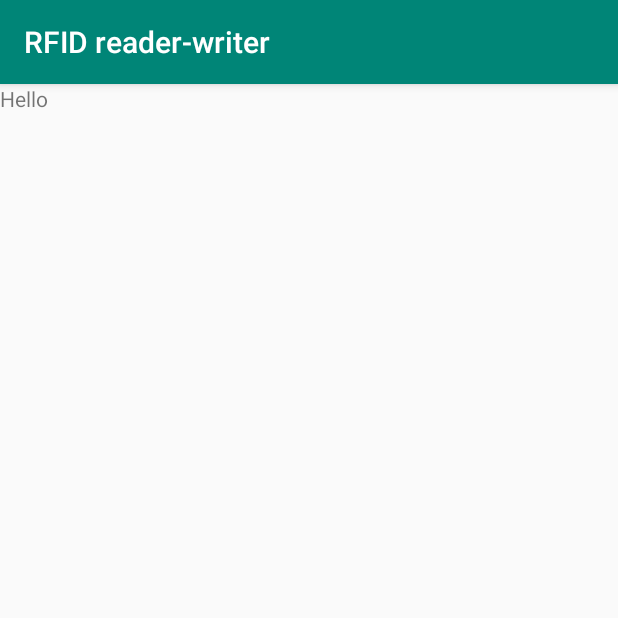
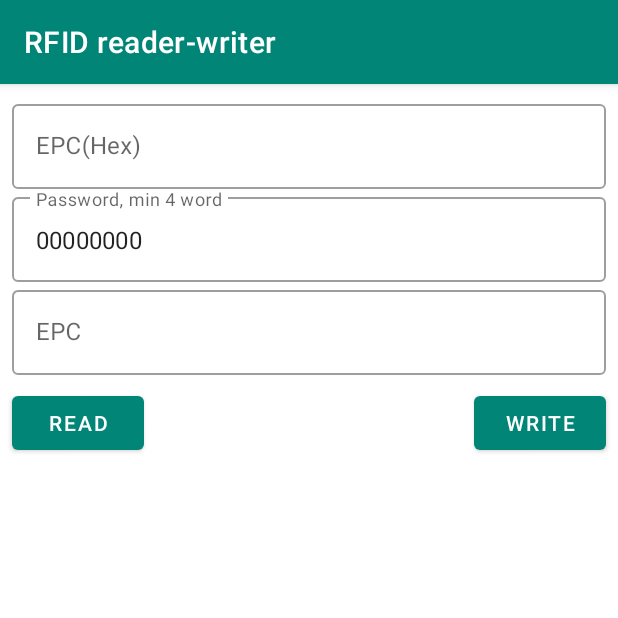
Before and after one commit to smartms/rfid-reader-writer, an Android app: the ScanDataDetailsFragment screen opened through its navigation route, on a phone screen of 412 x 824 dp, the top half of it. Run offline under Robolectric (Android 15) with nearby library versions, the phone set to English and light mode, and no system bars; our stand-ins replace Dagger/Hilt's generated code, Room's generated code; libraries missing offline, so code that uses them is left out: com.facebook.stetho; network calls fail.

Commit message:
Change ScanDataDetailsFragment

```diff
--- a/app/src/main/java/ru/smartms/rfidreaderwriter/lifecycle/BluetoothScannerLifecycle.kt
+++ b/app/src/main/java/ru/smartms/rfidreaderwriter/lifecycle/BluetoothScannerLifecycle.kt
@@ -5,6 +5,7 @@ import android.content.Context
 import android.content.Intent
 import android.content.IntentFilter
 import android.device.ScanDevice
+import android.util.Log
 import android.widget.Toast
 import androidx.lifecycle.Lifecycle
 import androidx.lifecycle.LifecycleObserver
@@ -16,6 +17,7 @@ import ru.smartms.rfidreaderwriter.App
 import ru.smartms.rfidreaderwriter.data.local.ScanDataRepository
 import ru.smartms.rfidreaderwriter.db.entity.ScanData
 import ru.smartms.rfidreaderwriter.utils.getCurrentDateTime
+import java.lang.Exception
 import javax.inject.Inject
 
 
@@ -75,7 +77,11 @@ class BluetoothScannerLifecycle : LifecycleObserver {
             context.unregisterReceiver(scanBroadcast)
         }
         sm?.closeScan()
-        BluetoothConnect.UnBindService(context)
+        try {
+            BluetoothConnect.UnBindService(context)
+        } catch (e: Exception) {
+            Log.e("OnLifecycleDisconnect", e.localizedMessage)
+        }
     }
 
 
--- a/app/src/main/java/ru/smartms/rfidreaderwriter/ui/ScanDataDetailsFragment.kt
+++ b/app/src/main/java/ru/smartms/rfidreaderwriter/ui/ScanDataDetailsFragment.kt
@@ -6,19 +6,21 @@ import androidx.fragment.app.Fragment
 import android.view.LayoutInflater
 import android.view.View
 import android.view.ViewGroup
+import androidx.lifecycle.Observer
+import kotlinx.android.synthetic.main.scan_data_details_fragment.*
 import ru.smartms.rfidreaderwriter.R
 
-class ScanDataDetailsFragment : Fragment() {
+class ScanDataDetailsFragment : Fragment(), View.OnClickListener {
 
     companion object {
-        fun newInstance() = ScanDataDetailsFragment()
+        const val PASS_NULL = "00000000"
     }
 
     private lateinit var viewModel: ScanDataDetailsViewModel
 
     override fun onCreateView(
-        inflater: LayoutInflater, container: ViewGroup?,
-        savedInstanceState: Bundle?
+            inflater: LayoutInflater, container: ViewGroup?,
+            savedInstanceState: Bundle?
     ): View? {
         return inflater.inflate(R.layout.scan_data_details_fragment, container, false)
     }
@@ -26,7 +28,29 @@ class ScanDataDetailsFragment : Fragment() {
     override fun onActivityCreated(savedInstanceState: Bundle?) {
         super.onActivityCreated(savedInstanceState)
         viewModel = ViewModelProviders.of(this).get(ScanDataDetailsViewModel::class.java)
-        // TODO: Use the ViewModel
+        arguments?.getString("epc", null)?.let {
+            viewModel.setEPC(it)
+        }
+        viewModel.epcHex.observe(this, Observer { epcHex ->
+            tiet_epc_hex.setText(epcHex)
+        })
     }
 
+    override fun onViewCreated(view: View, savedInstanceState: Bundle?) {
+        super.onViewCreated(view, savedInstanceState)
+        btn_read.setOnClickListener(this)
+        btn_write.setOnClickListener(this)
+        tiet_password.setText(PASS_NULL)
+    }
+
+    override fun onClick(v: View?) {
+       when (v?.id) {
+           R.id.btn_read -> {
+               viewModel.readEpc(tiet_password.text.toString())
+           }
+           R.id.btn_write -> {
+
+           }
+       }
+    }
 }
--- a/app/src/main/java/ru/smartms/rfidreaderwriter/ui/ScanDataDetailsViewModel.kt
+++ b/app/src/main/java/ru/smartms/rfidreaderwriter/ui/ScanDataDetailsViewModel.kt
@@ -1,7 +1,52 @@
 package ru.smartms.rfidreaderwriter.ui
 
 import androidx.lifecycle.ViewModel;
+import com.magicrf.uhfreaderlib.reader.Tools
+import com.magicrf.uhfreaderlib.reader.UhfReader
+import ru.smartms.rfidreaderwriter.uhfreader.UhfReaderDevice
+import androidx.lifecycle.MutableLiveData
+
 
 class ScanDataDetailsViewModel : ViewModel() {
-    // TODO: Implement the ViewModel
+
+    companion object {
+        //EPC
+        const val MEM_BANK = 2
+        const val ADDR = 2
+        const val LENGTH = 6
+    }
+
+    val epcHex: MutableLiveData<String> = MutableLiveData()
+    val epc: MutableLiveData<String> = MutableLiveData()
+
+    val reader: UhfReader by lazy {
+        UhfReader.getInstance()
+    }
+
+    val readerDevice: UhfReaderDevice by lazy {
+        UhfReaderDevice.getInstance()
+    }
+
+    fun setEPC(epc: String) {
+        reader.selectEpc(Tools.HexString2Bytes(epc));
+    }
+
+    fun readEpc(password: String) {
+        val accessPassword = Tools.HexString2Bytes(password)
+        if (accessPassword.size != 4) {
+            return
+        }
+        val data = reader.readFrom6C(MEM_BANK, ADDR, LENGTH, accessPassword)
+        if (data != null && data.size > 1) {
+            val dataInt = Tools.bytesToInt(data)
+            epcHex.postValue(dataInt.toString())
+        } else {
+//            //				Toast.makeText(getApplicationContext(), "������ʧ��", Toast.LENGTH_SHORT).show();
+//            if (data != null) {
+//                editReadData.append("������ʧ�ܣ������룺" + (data[0] and 0xff) + "\n")
+//                return
+//            }
+//            editReadData.append("������ʧ�ܣ�����Ϊ��" + "\n")
+        }
+    }
 }
--- a/app/src/main/java/ru/smartms/rfidreaderwriter/ui/adapter/EpcAdapter.kt
+++ b/app/src/main/java/ru/smartms/rfidreaderwriter/ui/adapter/EpcAdapter.kt
@@ -8,23 +8,27 @@ import androidx.recyclerview.widget.RecyclerView
 import kotlinx.android.synthetic.main.item_scan_data.view.*
 import ru.smartms.rfidreaderwriter.R
 import ru.smartms.rfidreaderwriter.db.entity.ScanData
+import android.widget.TextView
 
-internal class EpcAdapter(private val clickListener: (ScanData) -> Unit) :
-    ListAdapter<ScanData, EpcAdapter.ViewHolder>(ScanDataDiffCallback()) {
+
+class EpcAdapter(private val clickListener: (ScanData) -> Unit) : ListAdapter<ScanData, EpcAdapter.ViewHolder>(ScanDataDiffCallback()) {
 
     override fun onCreateViewHolder(parent: ViewGroup, viewType: Int): ViewHolder {
         val inflater = LayoutInflater.from(parent.context)
         return ViewHolder(inflater.inflate(R.layout.item_scan_data, parent, false))
     }
 
-    override fun onBindViewHolder(holder: ViewHolder, position: Int) {
+    override fun onBindViewHolder(holder: EpcAdapter.ViewHolder, position: Int) {
         holder.bind(getItem(position), clickListener)
     }
 
-    internal class ViewHolder(itemView: View) : RecyclerView.ViewHolder(itemView) {
+    class ViewHolder(itemView: View) : RecyclerView.ViewHolder(itemView) {
         fun bind(scanData: ScanData, clickListener: (ScanData) -> Unit) {
             itemView.tv_epc.text = scanData.barcode
+            itemView.tv_count.text = scanData.count.toString()
             itemView.setOnClickListener { clickListener(scanData) }
         }
     }
+
+
 }
--- a/app/src/main/java/ru/smartms/rfidreaderwriter/ui/adapter/ScanDataDiffCallback.kt
+++ b/app/src/main/java/ru/smartms/rfidreaderwriter/ui/adapter/ScanDataDiffCallback.kt
@@ -6,10 +6,10 @@ import ru.smartms.rfidreaderwriter.db.entity.ScanData
 class ScanDataDiffCallback : DiffUtil.ItemCallback<ScanData>() {
 
     override fun areItemsTheSame(oldItem: ScanData, newItem: ScanData): Boolean {
-        return oldItem.barcode == newItem.barcode && oldItem.count == newItem.count
+        return oldItem.barcode == newItem.barcode
     }
 
     override fun areContentsTheSame(oldItem: ScanData, newItem: ScanData): Boolean {
-        return oldItem == newItem
+        return oldItem.barcode == newItem.barcode && oldItem.count == newItem.count
     }
 }
--- a/app/src/main/java/ru/smartms/rfidreaderwriter/ui/main/MainFragment.kt
+++ b/app/src/main/java/ru/smartms/rfidreaderwriter/ui/main/MainFragment.kt
@@ -8,6 +8,10 @@ import android.view.ViewGroup
 import androidx.fragment.app.Fragment
 import androidx.lifecycle.Observer
 import androidx.navigation.fragment.findNavController
+import androidx.recyclerview.widget.DividerItemDecoration
+import androidx.recyclerview.widget.ItemTouchHelper
+import androidx.recyclerview.widget.LinearLayoutManager
+import androidx.recyclerview.widget.RecyclerView
 import ru.smartms.rfidreaderwriter.R
 import kotlinx.android.synthetic.main.main_fragment.*
 import ru.smartms.rfidreaderwriter.lifecycle.BluetoothScannerLifecycle
@@ -34,29 +38,53 @@ class MainFragment : Fragment(), View.OnClickListener {
         lifecycle.addObserver(BluetoothScannerLifecycle())
         lifecycle.addObserver(rfidScannerLifecycle)
         viewModel = ViewModelProviders.of(this).get(MainViewModel::class.java)
-        val adapter = EpcAdapter { scanData ->
-            val bundle = Bundle()
-            bundle.putString("epc", scanData.barcode)
-            findNavController().navigate(R.id.action_mainFragment_to_scanDataDetailsFragment)
+        setupRV()
+        switch_start_scan.setOnCheckedChangeListener { _, isChecked ->
+            rfidScannerLifecycle.startInventory(isChecked)
         }
-        viewModel.getAllScanData().observe(this, Observer { scanDataList -> adapter.submitList(scanDataList) })
-        rv_epc.adapter = adapter
         switch_power.setOnCheckedChangeListener { _, isChecked ->
             rfidScannerLifecycle.onOffRFID(isChecked)
         }
 
     }
 
+    private fun setupRV() {
+        val adapter = EpcAdapter { scanData ->
+            val bundle = Bundle()
+            bundle.putString("epc", scanData.barcode)
+            findNavController().navigate(R.id.action_mainFragment_to_scanDataDetailsFragment, bundle)
+        }
+        viewModel.getAllScanData().observe(this, Observer { scanDataList ->
+            adapter.submitList(scanDataList)
+        })
+        rv_epc.adapter = adapter
+        val layoutManager = LinearLayoutManager(activity?.applicationContext)
+        rv_epc.layoutManager = LinearLayoutManager(activity?.applicationContext)
+        rv_epc.setHasFixedSize(true)
+        val dividerItemDecoration = DividerItemDecoration(
+            rv_epc.context,
+            layoutManager.orientation
+        )
+        rv_epc.addItemDecoration(dividerItemDecoration)
+        val simpleCallback = object : ItemTouchHelper.SimpleCallback(0, ItemTouchHelper.LEFT or ItemTouchHelper.RIGHT) {
+            override fun onMove(
+                recyclerView: RecyclerView,
+                viewHolder: RecyclerView.ViewHolder,
+                target: RecyclerView.ViewHolder
+            ): Boolean {
+                return false
+            }
+
+            override fun onSwiped(viewHolder: RecyclerView.ViewHolder, direction: Int) {
+
+            }
+        }
+        val itemTouchHelper = ItemTouchHelper(simpleCallback)
+        itemTouchHelper.attachToRecyclerView(rv_epc)
+    }
+
     override fun onClick(v: View?) {
         when (v?.id) {
-            R.id.btn_start_scan -> {
-                rfidScannerLifecycle.startInventory()
-                if (rfidScannerLifecycle.runFlag) {
-                    btn_start_scan.setText(R.string.start_scan)
-                } else {
-                    btn_start_scan.setText(R.string.stop_scan)
-                }
-            }
         }
     }
 }
--- a/app/src/main/res/layout/scan_data_details_fragment.xml
+++ b/app/src/main/res/layout/scan_data_details_fragment.xml
@@ -1,14 +1,86 @@
 <?xml version="1.0" encoding="utf-8"?>
-<FrameLayout
-        xmlns:android="http://schemas.android.com/apk/res/android"
-        xmlns:tools="http://schemas.android.com/tools"
+<androidx.constraintlayout.widget.ConstraintLayout xmlns:android="http://schemas.android.com/apk/res/android"
+    xmlns:app="http://schemas.android.com/apk/res-auto"
+    xmlns:tools="http://schemas.android.com/tools"
+    android:layout_width="match_parent"
+    android:layout_height="match_parent"
+    tools:context="ru.smartms.rfidreaderwriter.ui.ScanDataDetailsFragment">
+
+    <com.google.android.material.textfield.TextInputLayout
+        android:id="@+id/til_epc_hex"
+        style="@style/Widget.MaterialComponents.TextInputLayout.OutlinedBox"
+        android:layout_width="0dp"
+        android:layout_height="wrap_content"
+        android:layout_marginStart="8dp"
+        android:layout_marginTop="8dp"
+        android:layout_marginEnd="8dp"
+        app:layout_constraintEnd_toEndOf="parent"
+        app:layout_constraintStart_toStartOf="parent"
+        app:layout_constraintTop_toTopOf="parent">
+
+        <com.google.android.material.textfield.TextInputEditText
+            android:id="@+id/tiet_epc_hex"
+            android:layout_width="match_parent"
+            android:layout_height="wrap_content"
+            android:enabled="false"
+            android:hint="@string/epc_hex" />
+    </com.google.android.material.textfield.TextInputLayout>
+
+    <com.google.android.material.textfield.TextInputLayout
+        android:id="@+id/til_password"
+        style="@style/Widget.MaterialComponents.TextInputLayout.OutlinedBox"
+        android:layout_width="0dp"
+        android:layout_height="wrap_content"
+        android:layout_marginStart="8dp"
+        android:layout_marginEnd="8dp"
+        app:layout_constraintEnd_toEndOf="parent"
+        app:layout_constraintStart_toStartOf="parent"
+        app:layout_constraintTop_toBottomOf="@+id/til_epc_hex">
+
+        <com.google.android.material.textfield.TextInputEditText
+            android:id="@+id/tiet_password"
+            android:layout_width="match_parent"
+            android:layout_height="wrap_content"
+            android:hint="@string/password_min_4_word" />
+    </com.google.android.material.textfield.TextInputLayout>
+
+    <com.google.android.material.textfield.TextInputLayout
+        android:id="@+id/til_read_epc"
+        style="@style/Widget.MaterialComponents.TextInputLayout.OutlinedBox"
         android:layout_width="match_parent"
-        android:layout_height="match_parent"
-        tools:context="ru.smartms.rfidreaderwriter.ui.ScanDataDetailsFragment">
+        android:layout_height="0dp"
+        android:layout_marginStart="8dp"
+        android:layout_marginEnd="8dp"
+        app:layout_constraintEnd_toEndOf="parent"
+        app:layout_constraintStart_toStartOf="parent"
+        app:layout_constraintTop_toBottomOf="@+id/til_password">
 
-    <TextView
+        <com.google.android.material.textfield.TextInputEditText
+            android:id="@+id/tiet_read_epc"
             android:layout_width="match_parent"
-            android:layout_height="match_parent"
-            android:text="Hello"/>
+            android:layout_height="wrap_content"
+            android:hint="@string/epc" />
+    </com.google.android.material.textfield.TextInputLayout>
 
-</FrameLayout>
+    <Button
+        android:id="@+id/btn_read"
+        android:layout_width="wrap_content"
+        android:layout_height="wrap_content"
+        android:layout_marginStart="8dp"
+        android:layout_marginTop="8dp"
+        android:text="@string/read"
+        app:layout_constraintStart_toStartOf="parent"
+        app:layout_constraintTop_toBottomOf="@+id/til_read_epc" />
+
+    <Button
+        android:id="@+id/btn_write"
+        android:layout_width="wrap_content"
+        android:layout_height="wrap_content"
+        android:layout_marginTop="8dp"
+        android:layout_marginEnd="8dp"
+        android:text="@string/write"
+        app:layout_constraintEnd_toEndOf="parent"
+        app:layout_constraintTop_toBottomOf="@+id/til_read_epc" />
+
+
+</androidx.constraintlayout.widget.ConstraintLayout>
--- a/app/src/main/res/values/strings.xml
+++ b/app/src/main/res/values/strings.xml
@@ -3,4 +3,10 @@
     <string name="power">Power</string>
     <string name="start_scan">Start scan</string>
     <string name="stop_scan">Stop scan</string>
+    <string name="password">Password</string>
+    <string name="password_min_4_word">Password, min 4 word</string>
+    <string name="epc">EPC</string>
+    <string name="read">Read</string>
+    <string name="write">Write</string>
+    <string name="epc_hex">EPC(Hex)</string>
 </resources>
--- a/app/src/main/res/values/styles.xml
+++ b/app/src/main/res/values/styles.xml
@@ -1,7 +1,7 @@
 <resources>
 
     <!-- Base application theme. -->
-    <style name="AppTheme" parent="Theme.AppCompat.Light.DarkActionBar">
+    <style name="AppTheme" parent="Theme.MaterialComponents.Light.DarkActionBar">
         <!-- Customize your theme here. -->
         <item name="colorPrimary">@color/colorPrimary</item>
         <item name="colorPrimaryDark">@color/colorPrimaryDark</item>
```
Also changed, not shown: app/build.gradle (+7 -3 lines), app/src/main/java/ru/smartms/rfidreaderwriter/App.kt (+20 -0 lines), app/src/main/java/ru/smartms/rfidreaderwriter/lifecycle/RFIDScannerLifecycle.kt (+10 -5 lines), app/src/main/res/drawable/round_corner_toggle.xml (added, +16 -0 lines), app/src/main/res/layout/item_scan_data.xml (+6 -4 lines), app/src/main/res/layout/main_fragment.xml (+11 -12 lines).
